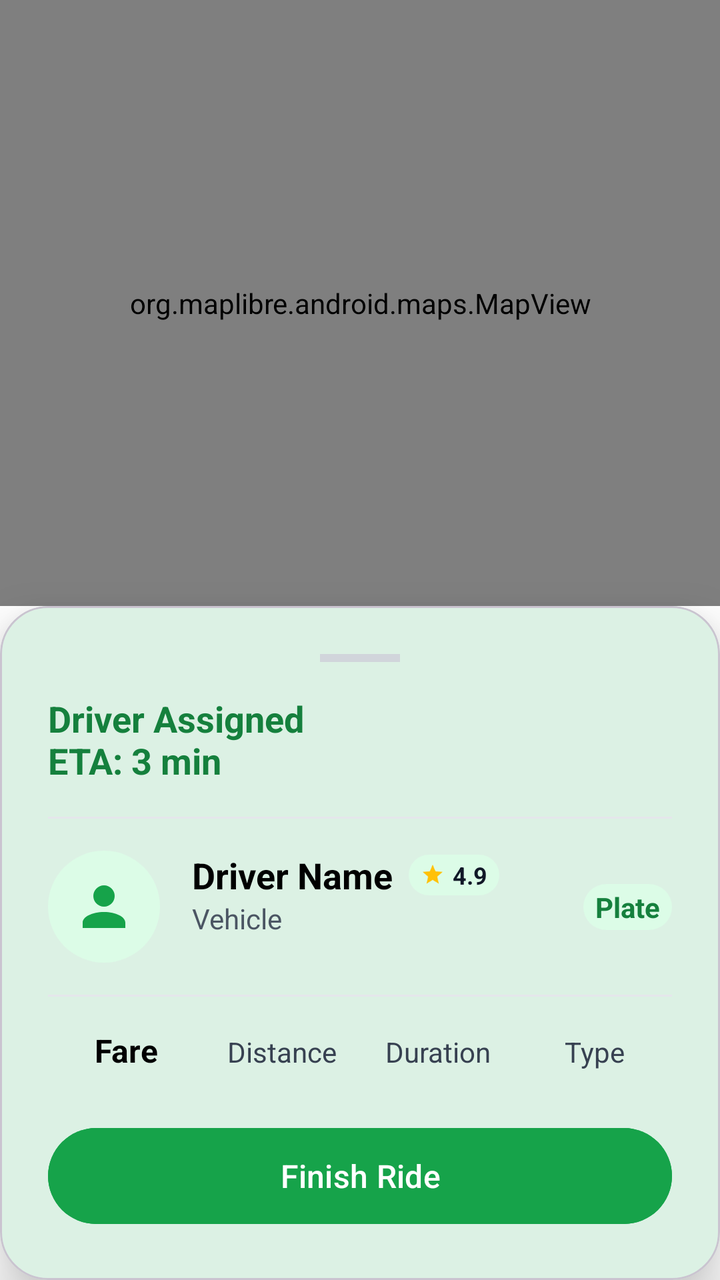
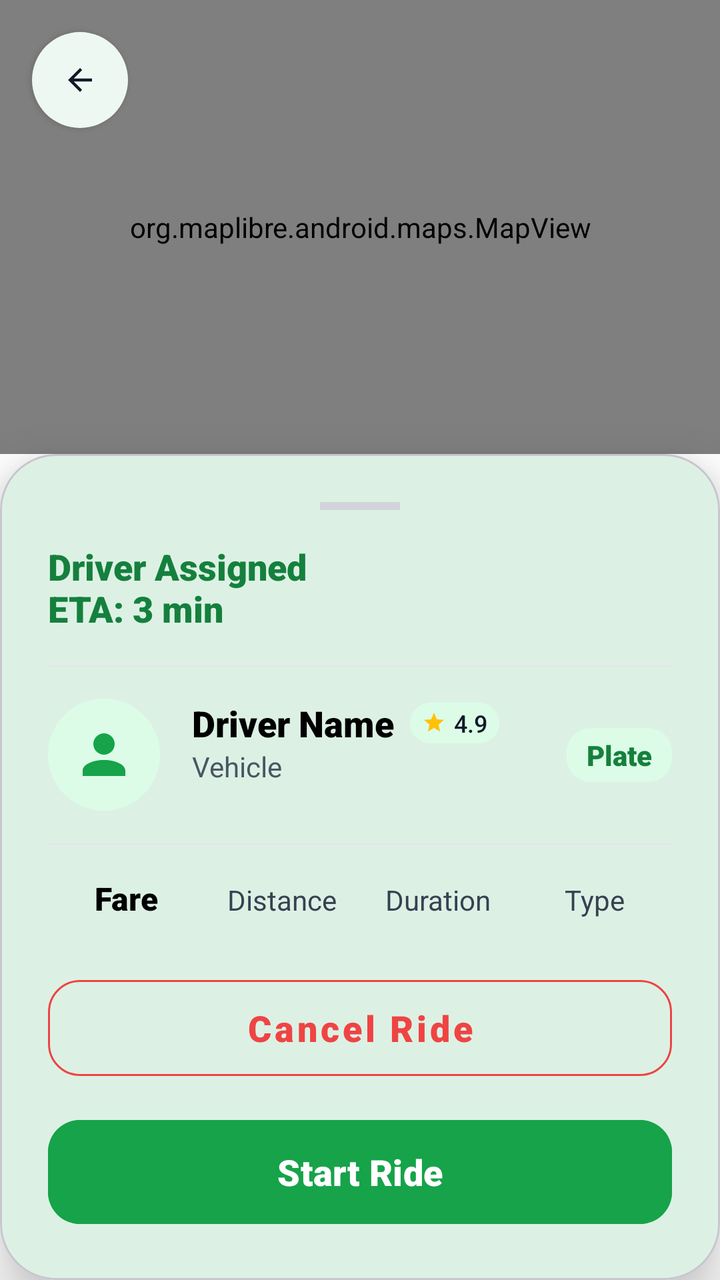

Compare the two renders of this Android layout. The source of the first and the diff that turns it into the second are given below.
<!-- AndroidManifest.xml: application theme Theme.GoRide -->
<!-- res/layout/fragment_driver_tracking.xml -->
<?xml version="1.0" encoding="utf-8"?>
<androidx.constraintlayout.widget.ConstraintLayout xmlns:android="http://schemas.android.com/apk/res/android"
    xmlns:app="http://schemas.android.com/apk/res-auto"
    android:layout_width="match_parent"
    android:layout_height="match_parent">

    <org.maplibre.android.maps.MapView
        android:id="@+id/mapView"
        android:layout_width="match_parent"
        android:layout_height="0dp"
        app:layout_constraintTop_toTopOf="parent"
        app:layout_constraintBottom_toTopOf="@+id/bottomSheet" />

    
    <com.google.android.material.card.MaterialCardView
        android:id="@+id/bottomSheet"
        android:layout_width="match_parent"
        android:layout_height="wrap_content"
        app:cardBackgroundColor="@android:color/white"
        app:cardCornerRadius="24dp"
        app:cardElevation="16dp"
        app:layout_constraintBottom_toBottomOf="parent">

        <androidx.constraintlayout.widget.ConstraintLayout
            android:layout_width="match_parent"
            android:layout_height="wrap_content"
            android:padding="24dp">

            
            <View
                android:id="@+id/dragHandle"
                android:layout_width="40dp"
                android:layout_height="4dp"
                android:background="@color/gray_300"
                app:layout_constraintTop_toTopOf="parent"
                app:layout_constraintStart_toStartOf="parent"
                app:layout_constraintEnd_toEndOf="parent"
                android:layout_marginBottom="16dp"/>

            
            <LinearLayout
                android:id="@+id/llStatus"
                android:layout_width="match_parent"
                android:layout_height="wrap_content"
                android:orientation="horizontal"
                android:layout_marginTop="16dp"
                app:layout_constraintTop_toBottomOf="@id/dragHandle">

                <TextView
                    android:id="@+id/tvEta"
                    android:layout_width="0dp"
                    android:layout_height="wrap_content"
                    android:layout_weight="1"
                    android:text="Driver Assigned\nETA: 3 min"
                    android:textColor="@color/primary_dark"
                    android:textSize="18sp"
                    android:textStyle="bold" />

            </LinearLayout>

            <View
                android:id="@+id/divider1"
                android:layout_width="match_parent"
                android:layout_height="1dp"
                android:layout_marginTop="16dp"
                android:background="@color/gray_200"
                app:layout_constraintTop_toBottomOf="@id/llStatus" />

            
            <ImageView
                android:id="@+id/ivDriverAvatar"
                android:layout_width="56dp"
                android:layout_height="56dp"
                android:layout_marginTop="16dp"
                android:src="@drawable/ic_person"
                android:background="@drawable/bg_driver_avatar"
                android:padding="12dp"
                app:tint="@color/primary"
                app:layout_constraintTop_toBottomOf="@id/divider1"
                app:layout_constraintStart_toStartOf="parent" />

            <TextView
                android:id="@+id/tvDriverName"
                android:layout_width="wrap_content"
                android:layout_height="wrap_content"
                android:layout_marginStart="16dp"
                android:text="Driver Name"
                android:textColor="@android:color/black"
                android:textSize="18sp"
                android:textStyle="bold"
                app:layout_constraintTop_toTopOf="@id/ivDriverAvatar"
                app:layout_constraintStart_toEndOf="@id/ivDriverAvatar" />

            <LinearLayout
                android:layout_width="wrap_content"
                android:layout_height="wrap_content"
                android:orientation="horizontal"
                android:gravity="center_vertical"
                android:layout_marginStart="8dp"
                android:background="@drawable/bg_fare_badge"
                android:paddingHorizontal="6dp"
                android:paddingVertical="2dp"
                app:layout_constraintBottom_toBottomOf="@id/tvDriverName"
                app:layout_constraintTop_toTopOf="@id/tvDriverName"
                app:layout_constraintStart_toEndOf="@id/tvDriverName">
                <ImageView
                    android:layout_width="12dp"
                    android:layout_height="12dp"
                    android:src="@drawable/ic_star"
                    app:tint="#FFC107" />
                <TextView
                    android:layout_width="wrap_content"
                    android:layout_height="wrap_content"
                    android:layout_marginStart="4dp"
                    android:text="4.9"
                    android:textSize="12sp"
                    android:textColor="@color/gray_900"
                    android:textStyle="bold"/>
            </LinearLayout>

            <TextView
                android:id="@+id/tvDriverVehicle"
                android:layout_width="wrap_content"
                android:layout_height="wrap_content"
                android:text="Vehicle"
                android:textColor="@color/gray_600"
                android:textSize="14sp"
                app:layout_constraintTop_toBottomOf="@id/tvDriverName"
                app:layout_constraintStart_toStartOf="@id/tvDriverName" />

            <TextView
                android:id="@+id/tvDriverPlate"
                android:layout_width="wrap_content"
                android:layout_height="wrap_content"
                android:text="Plate"
                android:textColor="@color/primary_dark"
                android:textSize="14sp"
                android:textStyle="bold"
                android:background="@drawable/bg_fare_badge"
                android:paddingHorizontal="6dp"
                android:paddingVertical="2dp"
                app:layout_constraintEnd_toEndOf="parent"
                app:layout_constraintTop_toTopOf="@id/ivDriverAvatar"
                app:layout_constraintBottom_toBottomOf="@id/ivDriverAvatar"/>

            <View
                android:id="@+id/divider2"
                android:layout_width="match_parent"
                android:layout_height="1dp"
                android:layout_marginTop="16dp"
                android:background="@color/gray_200"
                app:layout_constraintTop_toBottomOf="@id/ivDriverAvatar" />

            
            <LinearLayout
                android:id="@+id/llRideDetails"
                android:layout_width="match_parent"
                android:layout_height="wrap_content"
                android:orientation="horizontal"
                android:layout_marginTop="16dp"
                app:layout_constraintTop_toBottomOf="@id/divider2">
                
                <TextView
                    android:id="@+id/tvFare"
                    android:layout_width="0dp"
                    android:layout_weight="1"
                    android:layout_height="wrap_content"
                    android:text="Fare"
                    android:textAlignment="center"
                    android:textColor="@android:color/black"
                    android:textSize="16sp"
                    android:textStyle="bold" />
                    
                <TextView
                    android:id="@+id/tvDistance"
                    android:layout_width="0dp"
                    android:layout_weight="1"
                    android:layout_height="wrap_content"
                    android:text="Distance"
                    android:textAlignment="center"
                    android:textColor="@color/gray_700"
                    android:textSize="14sp" />
                    
                <TextView
                    android:id="@+id/tvDuration"
                    android:layout_width="0dp"
                    android:layout_weight="1"
                    android:layout_height="wrap_content"
                    android:text="Duration"
                    android:textAlignment="center"
                    android:textColor="@color/gray_700"
                    android:textSize="14sp" />
                    
                <TextView
                    android:id="@+id/tvVehicleType"
                    android:layout_width="0dp"
                    android:layout_weight="1"
                    android:layout_height="wrap_content"
                    android:text="Type"
                    android:textAlignment="center"
                    android:textColor="@color/gray_700"
                    android:textSize="14sp" />
            </LinearLayout>

            <com.google.android.material.button.MaterialButton
                android:id="@+id/btnCompleteRide"
                android:layout_width="match_parent"
                android:layout_height="56dp"
                android:layout_marginTop="24dp"
                android:text="Finish Ride"
                android:textAllCaps="false"
                android:textSize="16sp"
                app:cornerRadius="28dp"
                android:backgroundTint="@color/primary"
                app:layout_constraintTop_toBottomOf="@id/llRideDetails"
                app:layout_constraintBottom_toBottomOf="parent" />

        </androidx.constraintlayout.widget.ConstraintLayout>
    </com.google.android.material.card.MaterialCardView>

</androidx.constraintlayout.widget.ConstraintLayout>
<!-- resources referenced by this layout -->
<resources>
  <color name="gray_200">#E5E7EB</color>
  <color name="gray_300">#D1D5DB</color>
  <color name="gray_600">#4B5563</color>
  <color name="gray_700">#374151</color>
  <color name="gray_900">#111827</color>
  <color name="primary">#16A34A</color>
  <color name="primary_dark">#15803D</color>
  <!-- drawable bg_driver_avatar (drawable) -->
  <?xml version="1.0" encoding="utf-8"?>
  <shape xmlns:android="http://schemas.android.com/apk/res/android"
      android:shape="oval">
      <solid android:color="#DCFCE7" />
  </shape>
  <!-- drawable bg_fare_badge (drawable) -->
  <?xml version="1.0" encoding="utf-8"?>
  <shape xmlns:android="http://schemas.android.com/apk/res/android"
      android:shape="rectangle">
      <solid android:color="#DCFCE7" />
      <corners android:radius="12dp" />
  </shape>
  <!-- drawable ic_person (drawable) -->
  <vector xmlns:android="http://schemas.android.com/apk/res/android"
      android:width="24dp"
      android:height="24dp"
      android:viewportWidth="24"
      android:viewportHeight="24">
      <path
          android:fillColor="@color/gray_500"
          android:pathData="M12,4A4,4 0 0,1 16,8A4,4 0 0,1 12,12A4,4 0 0,1 8,8A4,4 0 0,1 12,4M12,14C16.42,14 20,15.79 20,18V20H4V18C4,15.79 7.58,14 12,14Z" />
  </vector>
  <!-- drawable ic_star (drawable) -->
  <vector xmlns:android="http://schemas.android.com/apk/res/android"
      android:width="24dp"
      android:height="24dp"
      android:viewportWidth="24"
      android:viewportHeight="24">
      <path
          android:fillColor="#FFC107"
          android:pathData="M12,17.27L18.18,21l-1.64,-7.03L22,9.24l-7.19,-0.61L12,2 9.19,8.63 2,9.24l5.46,4.73L5.82,21z" />
  </vector>
  <style name="Theme.GoRide" parent="Theme.Material3.Light.NoActionBar">
          
          <item name="colorPrimary">@color/primary</item>
          <item name="colorPrimaryVariant">@color/primary_dark</item>
          <item name="colorOnPrimary">@color/white</item>
          
          <item name="colorSecondary">@color/primary_light</item>
          <item name="colorSecondaryVariant">@color/primary_dark</item>
          <item name="colorOnSecondary">@color/black</item>
          
          <item name="android:statusBarColor">?attr/colorPrimaryVariant</item>
  
          
          <item name="android:windowBackground">@color/white</item>
          <item name="colorSurface">@color/white</item>
          <item name="colorOnSurface">@color/black</item>
      </style>
  <color name="gray_500">#6B7280</color>
  <color name="white">#FFFFFFFF</color>
  <color name="primary_light">#DCFCE7</color>
  <color name="black">#FF000000</color>
</resources>

<!-- the commit's change to res/layout/fragment_driver_tracking.xml (unified diff, before → after) -->
@@ -12,12 +12,34 @@
         app:layout_constraintBottom_toTopOf="@+id/bottomSheet" />
 
     
+    <com.google.android.material.button.MaterialButton
+        android:id="@+id/btnBack"
+        style="@style/Widget.MaterialComponents.Button.Icon"
+        android:layout_width="48dp"
+        android:layout_height="48dp"
+        android:layout_margin="16dp"
+        android:padding="0dp"
+        android:insetLeft="0dp"
+        android:insetTop="0dp"
+        android:insetRight="0dp"
+        android:insetBottom="0dp"
+        app:icon="@drawable/ic_arrow_back"
+        app:iconGravity="textStart"
+        app:iconPadding="0dp"
+        app:iconTint="@color/gray_900"
+        app:backgroundTint="@color/white"
+        app:shapeAppearanceOverlay="@style/CircleImage"
+        app:elevation="8dp"
+        app:layout_constraintStart_toStartOf="parent"
+        app:layout_constraintTop_toTopOf="parent" />
+
+    
     <com.google.android.material.card.MaterialCardView
         android:id="@+id/bottomSheet"
         android:layout_width="match_parent"
         android:layout_height="wrap_content"
         app:cardBackgroundColor="@android:color/white"
-        app:cardCornerRadius="24dp"
+        app:cardCornerRadius="28dp"
         app:cardElevation="16dp"
         app:layout_constraintBottom_toBottomOf="parent">
 
@@ -54,7 +76,7 @@
                     android:text="Driver Assigned\nETA: 3 min"
                     android:textColor="@color/primary_dark"
                     android:textSize="18sp"
-                    android:textStyle="bold" />
+                    android:fontFamily="sans-serif-black" />
 
             </LinearLayout>
 
@@ -87,7 +109,7 @@
                 android:text="Driver Name"
                 android:textColor="@android:color/black"
                 android:textSize="18sp"
-                android:textStyle="bold"
+                android:fontFamily="sans-serif-black"
                 app:layout_constraintTop_toTopOf="@id/ivDriverAvatar"
                 app:layout_constraintStart_toEndOf="@id/ivDriverAvatar" />
 
@@ -115,7 +137,7 @@
                     android:text="4.9"
                     android:textSize="12sp"
                     android:textColor="@color/gray_900"
-                    android:textStyle="bold"/>
+                    android:fontFamily="sans-serif-medium"/>
             </LinearLayout>
 
             <TextView
@@ -135,10 +157,10 @@
                 android:text="Plate"
                 android:textColor="@color/primary_dark"
                 android:textSize="14sp"
-                android:textStyle="bold"
+                android:fontFamily="sans-serif-black"
                 android:background="@drawable/bg_fare_badge"
-                android:paddingHorizontal="6dp"
-                android:paddingVertical="2dp"
+                android:paddingHorizontal="10dp"
+                android:paddingVertical="4dp"
                 app:layout_constraintEnd_toEndOf="parent"
                 app:layout_constraintTop_toTopOf="@id/ivDriverAvatar"
                 app:layout_constraintBottom_toBottomOf="@id/ivDriverAvatar"/>
@@ -169,7 +191,7 @@
                     android:textAlignment="center"
                     android:textColor="@android:color/black"
                     android:textSize="16sp"
-                    android:textStyle="bold" />
+                    android:fontFamily="sans-serif-black" />
                     
                 <TextView
                     android:id="@+id/tvDistance"
@@ -202,17 +224,34 @@
                     android:textSize="14sp" />
             </LinearLayout>
 
+            
+            <com.google.android.material.button.MaterialButton
+                android:id="@+id/btnCancelRide"
+                style="@style/Widget.MaterialComponents.Button.OutlinedButton"
+                android:layout_width="match_parent"
+                android:layout_height="60dp"
+                android:layout_marginTop="24dp"
+                android:text="Cancel Ride"
+                android:textAllCaps="false"
+                android:textColor="@color/error"
+                android:textSize="18sp"
+                android:fontFamily="sans-serif-black"
+                app:cornerRadius="16dp"
+                app:strokeColor="@color/error"
+                app:layout_constraintTop_toBottomOf="@id/llRideDetails" />
+
             <com.google.android.material.button.MaterialButton
                 android:id="@+id/btnCompleteRide"
                 android:layout_width="match_parent"
-                android:layout_height="56dp"
-                android:layout_marginTop="24dp"
-                android:text="Finish Ride"
+                android:layout_height="60dp"
+                android:layout_marginTop="12dp"
+                android:text="Start Ride"
                 android:textAllCaps="false"
-                android:textSize="16sp"
-                app:cornerRadius="28dp"
+                android:textSize="18sp"
+                android:fontFamily="sans-serif-black"
+                app:cornerRadius="16dp"
                 android:backgroundTint="@color/primary"
-                app:layout_constraintTop_toBottomOf="@id/llRideDetails"
+                app:layout_constraintTop_toBottomOf="@id/btnCancelRide"
                 app:layout_constraintBottom_toBottomOf="parent" />
 
         </androidx.constraintlayout.widget.ConstraintLayout>
<!-- resource entries referenced after the edit -->
@@ -1,5 +1,6 @@
 <!-- resources referenced by this layout -->
 <resources>
+  <color name="error">#EF4444</color>
   <color name="gray_200">#E5E7EB</color>
   <color name="gray_300">#D1D5DB</color>
   <color name="gray_600">#4B5563</color>
@@ -20,6 +21,16 @@
       <solid android:color="#DCFCE7" />
       <corners android:radius="12dp" />
   </shape>
+  <!-- drawable ic_arrow_back (drawable) -->
+  <vector xmlns:android="http://schemas.android.com/apk/res/android"
+      android:width="24dp"
+      android:height="24dp"
+      android:viewportWidth="24"
+      android:viewportHeight="24">
+      <path
+          android:fillColor="@color/gray_900"
+          android:pathData="M20,11H7.83l5.59,-5.59L12,4l-8,8 8,8 1.41,-1.41L7.83,13H20v-2z" />
+  </vector>
   <!-- drawable ic_person (drawable) -->
   <vector xmlns:android="http://schemas.android.com/apk/res/android"
       android:width="24dp"
@@ -40,6 +51,9 @@
           android:fillColor="#FFC107"
           android:pathData="M12,17.27L18.18,21l-1.64,-7.03L22,9.24l-7.19,-0.61L12,2 9.19,8.63 2,9.24l5.46,4.73L5.82,21z" />
   </vector>
+  <style name="CircleImage" parent="">
+          <item name="cornerSize">50%</item>
+      </style>
   <style name="Theme.GoRide" parent="Theme.Material3.Light.NoActionBar">
           
           <item name="colorPrimary">@color/primary</item>
